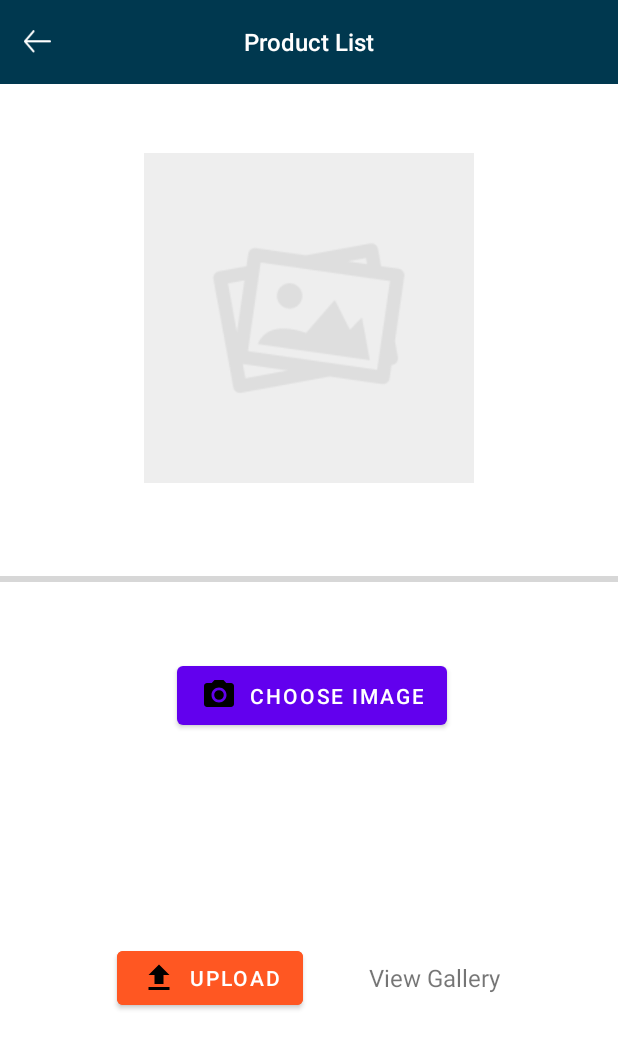
After one commit to ProjectHK5-UTE/MobileEcommerce, an Android app: the layout activity_upload_image.xml on its own in the app's theme, with its tools: preview values and no code run, on a phone screen of 412 x 824 dp. The commit adds this screen. Shown: the top 1049 px of the screen. Run offline under Robolectric (Android 15) with nearby library versions, the phone set to English and light mode, and no system bars.

Commit message:
Add Update Avatar page

```diff
--- /dev/null
+++ b/app/src/main/res/drawable/icon_camera.xml
@@ -0,0 +1,12 @@
+<vector xmlns:android="http://schemas.android.com/apk/res/android"
+    android:width="24dp"
+    android:height="24dp"
+    android:viewportWidth="24.0"
+    android:viewportHeight="24.0">
+    <path
+        android:fillColor="#FF000000"
+        android:pathData="M12,12m-3.2,0a3.2,3.2 0,1 1,6.4 0a3.2,3.2 0,1 1,-6.4 0"/>
+    <path
+        android:fillColor="#FF000000"
+        android:pathData="M9,2L7.17,4L4,4c-1.1,0 -2,0.9 -2,2v12c0,1.1 0.9,2 2,2h16c1.1,0 2,-0.9 2,-2L22,6c0,-1.1 -0.9,-2 -2,-2h-3.17L15,2L9,2zM12,17c-2.76,0 -5,-2.24 -5,-5s2.24,-5 5,-5 5,2.24 5,5 -2.24,5 -5,5z"/>
+</vector>
--- /dev/null
+++ b/app/src/main/res/drawable/icon_upload.xml
@@ -0,0 +1,9 @@
+<vector xmlns:android="http://schemas.android.com/apk/res/android"
+    android:width="24dp"
+    android:height="24dp"
+    android:viewportWidth="24.0"
+    android:viewportHeight="24.0">
+    <path
+        android:fillColor="#FF000000"
+        android:pathData="M9,16h6v-6h4l-7,-7 -7,7h4zM5,18h14v2L5,20z"/>
+</vector>
--- a/app/src/main/res/layout/activity_profile.xml
+++ b/app/src/main/res/layout/activity_profile.xml
@@ -167,7 +167,7 @@
             android:layout_width="wrap_content"
             android:layout_height="wrap_content"
             android:backgroundTint="@color/colorAccent"
-            android:text="Load Image"
+            android:text="Edit Avatar"
             android:onClick="onLoadImageClick" />
     </LinearLayout>
 
--- /dev/null
+++ b/app/src/main/res/layout/activity_upload_image.xml
@@ -0,0 +1,65 @@
+<?xml version="1.0" encoding="utf-8"?>
+<RelativeLayout xmlns:android="http://schemas.android.com/apk/res/android"
+    xmlns:app="http://schemas.android.com/apk/res-auto"
+    xmlns:tools="http://schemas.android.com/tools"
+    android:layout_width="match_parent"
+    android:layout_height="match_parent"
+    tools:context=".activity.UploadImageActivity">
+    <include layout="@layout/toolbar_product_list"/>
+
+    <ImageView
+        android:id="@+id/imgPreview"
+        android:layout_width="match_parent"
+        android:layout_height="220dp"
+        android:layout_alignParentTop="true"
+        android:layout_marginTop="102dp"
+        android:layout_marginBottom="20dp"
+        android:src="@drawable/imagepreview" />
+
+    <ProgressBar
+        android:id="@+id/uploadProgress"
+        style="@style/Widget.AppCompat.ProgressBar.Horizontal"
+        android:layout_width="match_parent"
+        android:layout_height="wrap_content"
+        android:layout_below="@id/imgPreview"
+        android:layout_marginTop="36dp" />
+
+    <Button
+        android:id="@+id/chooseImage"
+        android:layout_width="wrap_content"
+        android:layout_height="51dp"
+        android:layout_below="@+id/uploadProgress"
+        android:layout_alignParentEnd="true"
+        android:layout_gravity="center_horizontal"
+        android:layout_marginTop="44dp"
+        android:layout_marginEnd="114dp"
+        android:drawableLeft="@drawable/icon_camera"
+        android:text="Choose Image"
+        android:textSize="14sp" />
+
+    <Button
+        android:id="@+id/btnUploadImage"
+        android:layout_width="wrap_content"
+        android:layout_height="wrap_content"
+        android:layout_alignParentEnd="true"
+        android:layout_alignParentBottom="true"
+        android:layout_marginLeft="20dp"
+        android:layout_marginEnd="210dp"
+        android:layout_marginBottom="148dp"
+        android:backgroundTint="@color/colorAccent"
+        android:drawableLeft="@drawable/icon_upload"
+        android:text="Upload"
+        android:textSize="14sp" />
+
+    <TextView
+        android:id="@+id/viewGallery"
+        android:layout_width="wrap_content"
+        android:layout_height="wrap_content"
+        android:layout_alignParentRight="true"
+        android:layout_alignParentBottom="true"
+        android:layout_marginRight="78dp"
+        android:layout_marginBottom="161dp"
+        android:text="View Gallery"
+        android:textSize="16sp" />
+
+</RelativeLayout>
```
Also changed, not shown: app/src/main/java/com/example/mobileecommerce/activity/ProfileActivity.java (+8 -17 lines), app/src/main/java/com/example/mobileecommerce/activity/UploadImageActivity.java (added, +69 -0 lines), app/src/main/res/drawable/imagepreview.png (added).
